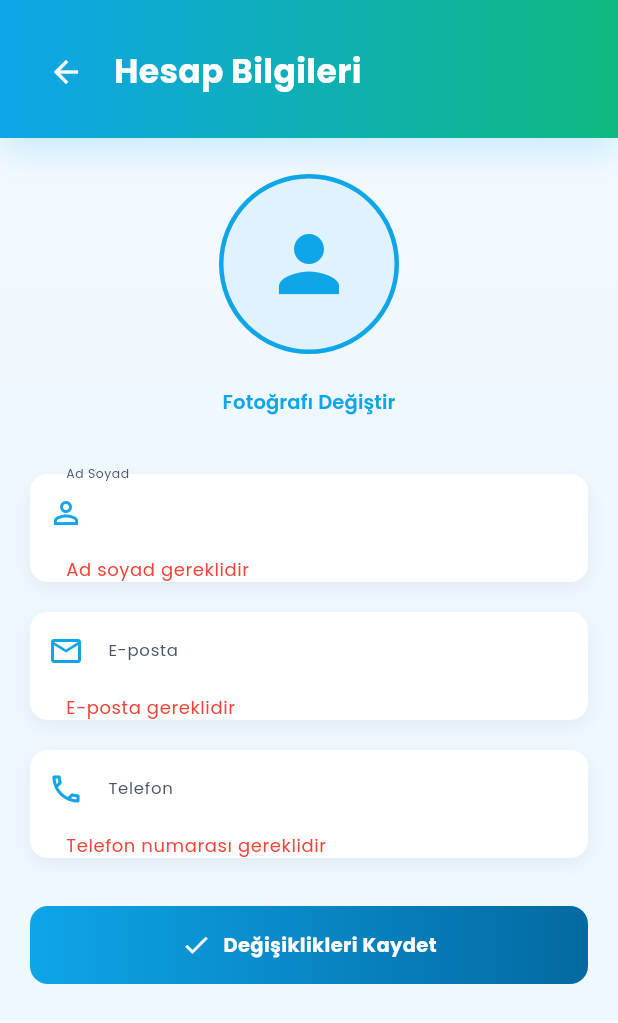
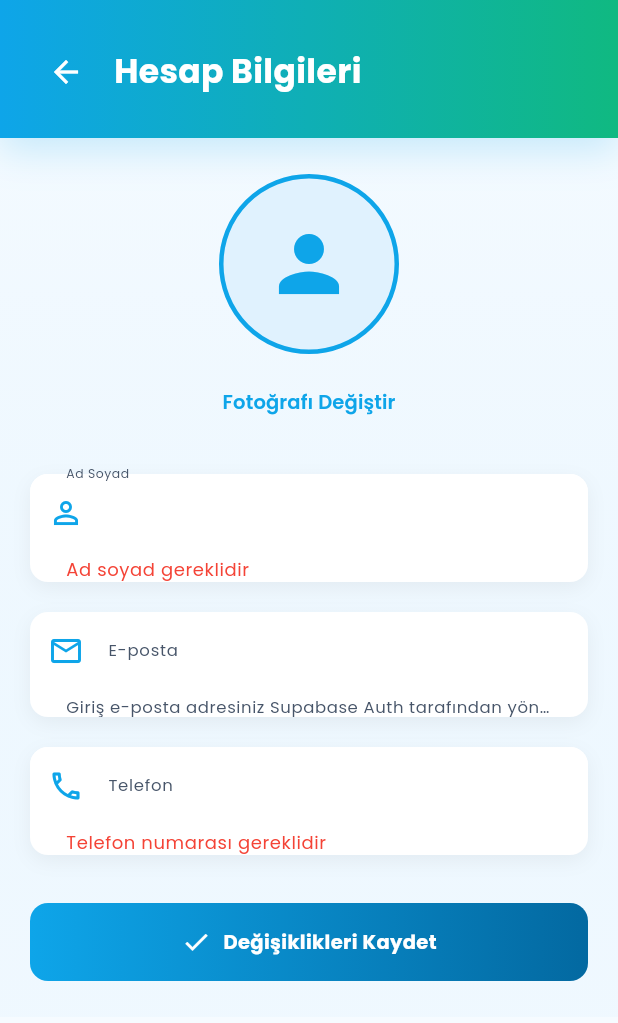
Before and after one commit to CemBlt/dent-panel, a Flutter app: the AccountSettingsScreen screen opened directly, after a tap on "Değişiklikleri Kaydet", on a phone screen of 412 x 824 dp. Shown: the top 1023 px of the screen. Run offline on Flutter 3.47's test engine with Material 3 defaults, Android fonts, the phone set to English and light mode, and no system bars; our stand-ins replace cached_network_image, flutter_dotenv, flutter_riverpod, geolocator, google_fonts, intl_phone_field and 3 more; accounts and stored records are empty; network calls fail.

```diff
--- a/klasor/app_dent/lib/screens/account_settings_screen.dart
+++ b/klasor/app_dent/lib/screens/account_settings_screen.dart
@@ -202,15 +202,10 @@ class _AccountSettingsScreenState
                                     label: 'E-posta',
                                     icon: Icons.email_outlined,
                                     keyboardType: TextInputType.emailAddress,
-                                    validator: (value) {
-                                      if (value == null || value.trim().isEmpty) {
-                                        return 'E-posta gereklidir';
-                                      }
-                                      if (!value.contains('@')) {
-                                        return 'Geçerli bir e-posta adresi girin';
-                                      }
-                                      return null;
-                                    },
+                                    readOnly: true,
+                                    helperText:
+                                        'Giriş e-posta adresiniz Supabase Auth tarafından yönetilir ve bu ekrandan değiştirilemez.',
+                                    validator: (_) => null,
                                   ),
                                   const SizedBox(height: 20),
                                   // Telefon
@@ -291,6 +286,8 @@ class _AccountSettingsScreenState
     required IconData icon,
     TextInputType? keyboardType,
     String? Function(String?)? validator,
+    bool readOnly = false,
+    String? helperText,
   }) {
     return Container(
       decoration: BoxDecoration(
@@ -307,12 +304,18 @@ class _AccountSettingsScreenState
       child: TextFormField(
         controller: controller,
         keyboardType: keyboardType,
+        readOnly: readOnly,
         validator: validator,
         style: AppTheme.bodyMedium,
         decoration: InputDecoration(
           labelText: label,
           labelStyle: AppTheme.bodySmall.copyWith(color: AppTheme.grayText),
           prefixIcon: Icon(icon, color: AppTheme.tealBlue),
+          helperText: helperText,
+          helperStyle: AppTheme.bodySmall.copyWith(
+            color: AppTheme.grayText,
+            height: 1.3,
+          ),
           border: OutlineInputBorder(
             borderRadius: BorderRadius.circular(12),
             borderSide: BorderSide.none,
```
Also changed, not shown: klasor/app_dent/lib/providers/auth_provider.dart (+0 -7 lines), klasor/app_dent/lib/services/auth_service.dart (+0 -31 lines).
